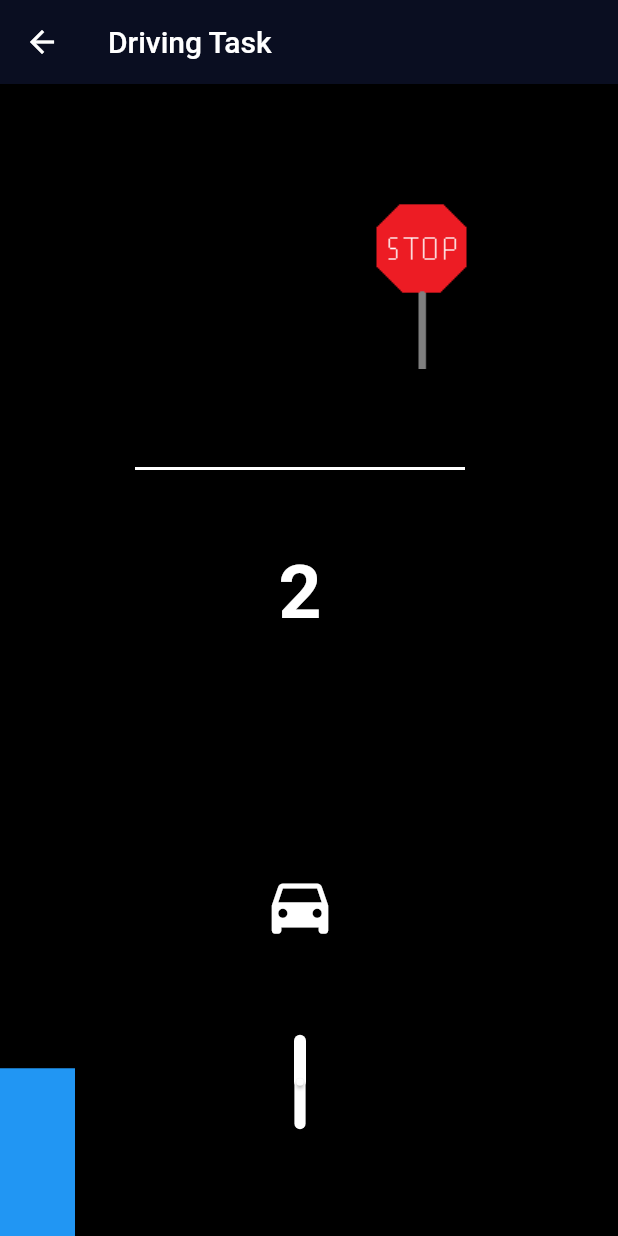
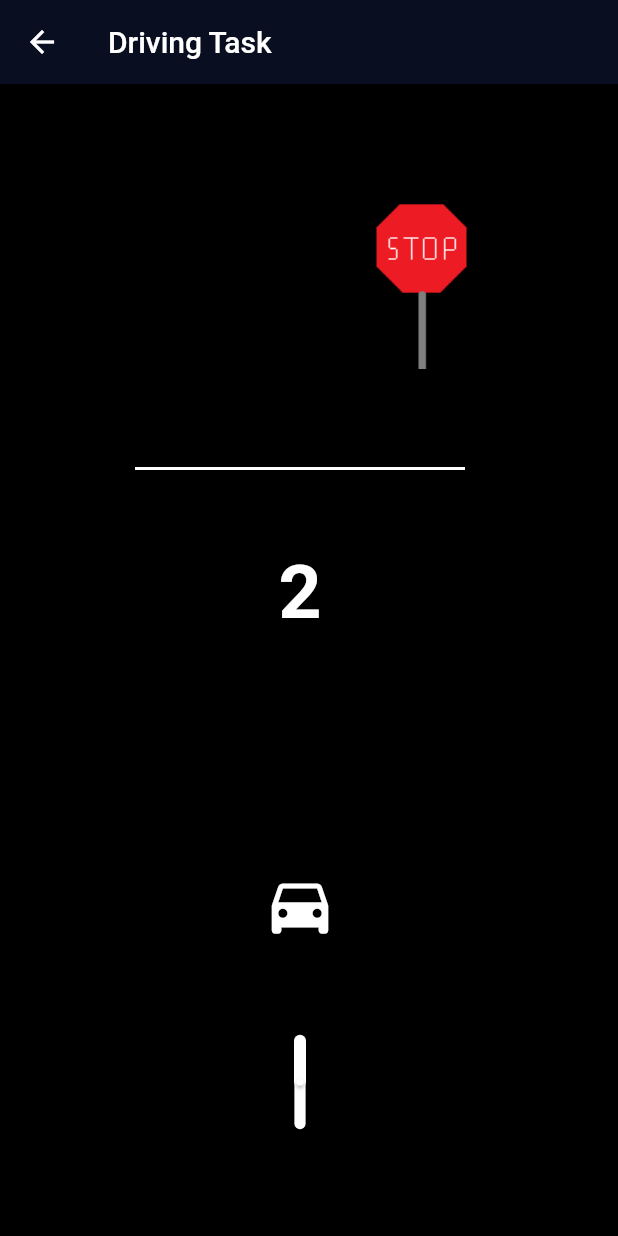
Before and after one commit to florencelarkin/ramp_task, a Flutter app: the MainPage screen opened directly, on a phone screen of 412 x 824 dp. Run offline on Flutter 3.47's test engine with Material 2 defaults, Android fonts, the phone set to English and light mode, and no system bars; our stand-ins replace sensors.

Commit message:
fixed countdown

```diff
--- a/lib/main_page.dart
+++ b/lib/main_page.dart
@@ -86,7 +86,7 @@ class _MainPageState extends State<MainPage> with TickerProviderStateMixin{
                 builder: (BuildContext context, Widget child) {
                   return Container(
                     color: timerColor,
-                    height: _timerController.value * MediaQuery.of(context).size.height,
+                    height: timerString == '0' ? _timerController.value * MediaQuery.of(context).size.height : 0.0,
                     width: 50.0,
                   );
                 },
@@ -154,15 +154,20 @@ class _MainPageState extends State<MainPage> with TickerProviderStateMixin{
                           max: 100.0,
                           onChanged: (double newValue) {
                             setState(() {
+                              if (timerString == '0') {
                                 joyStickPos = newValue / 100;
-                              dy = ((-.2*getCurrentPos)+(joyStickPos*50.0))*0.033;
+                                dy = ((-.2 * getCurrentPos) +
+                                    (joyStickPos * 50.0)) * 0.033;
                                 getCurrentPos = dy + getCurrentPos;
-                              if (getCurrentPos < -80 && getCurrentPos > -205) {
+                                if (getCurrentPos < -80 &&
+                                    getCurrentPos > -205) {
                                   timerColor = Colors.green;
                                 }
                                 else {
                                   timerColor = Colors.blue;
                                 }
+                              }
+                              else {}
                             });
                           },
                           onChangeEnd: (double newValue) {
```
Lines whose indentation alone changed are shown as unchanged.
